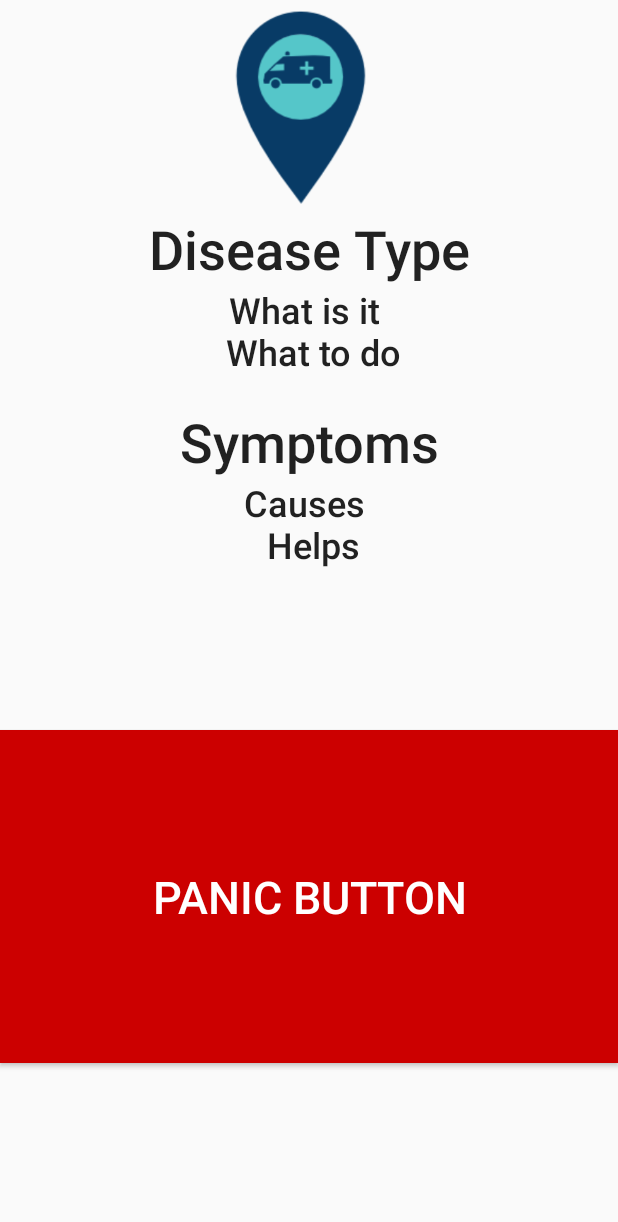
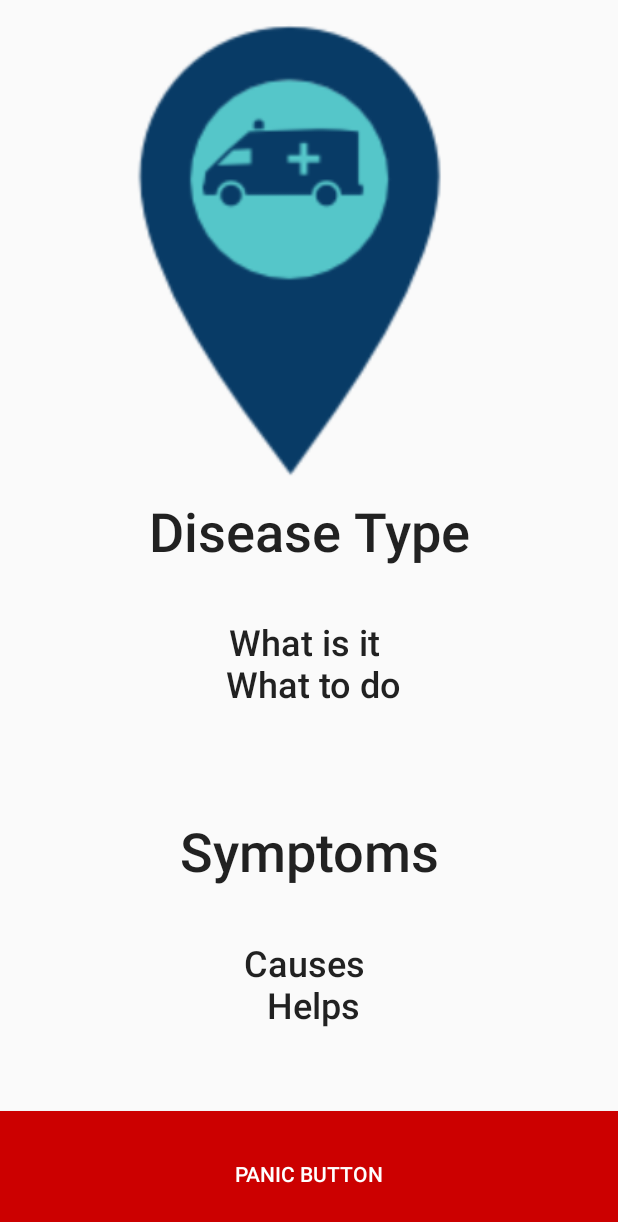
Before and after one commit to novatorem/ERA-Emergency-Response-Aid, an Android app: the layout diseases_page_layout.xml on its own in the app's theme, with its tools: preview values and no code run, on a phone screen of 412 x 824 dp. Shown: the top 1222 px of the screen. Run offline under Robolectric (Android 15) with nearby library versions, the phone set to English and light mode, and no system bars.

Commit message:
[Fininshed #141492751][#141790771][#141791007][#141790899] clean up UI

```diff
--- a/ERA/app/src/main/res/layout/diseases_page_layout.xml
+++ b/ERA/app/src/main/res/layout/diseases_page_layout.xml
@@ -3,7 +3,7 @@
     xmlns:tools="http://schemas.android.com/tools"
     android:orientation="vertical" android:layout_width="match_parent"
     android:layout_height="match_parent"
-    android:weightSum="8">
+    android:weightSum="5">
 
     <ImageView
         android:id="@+id/logo"
@@ -16,7 +16,8 @@
     <TextView
         android:id="@+id/textView2"
         android:layout_width="match_parent"
-        android:layout_height="wrap_content"
+        android:layout_height="0dp"
+        android:layout_weight="0.5"
         android:text="Disease Type"
         android:textAlignment="center"
         android:textAppearance="@style/TextAppearance.AppCompat.Body2"
@@ -25,21 +26,24 @@
     <TextView
         android:id="@+id/textView4"
         android:layout_width="match_parent"
-        android:layout_height="wrap_content"
+        android:layout_height="0dp"
+        android:layout_weight="0.7"
         android:text="What is it \n What to do"
         android:textAlignment="center"
         android:textAppearance="@style/TextAppearance.AppCompat.Body2"
         android:textSize="24sp" />
 
-    <TextView
-        android:id="@+id/textView6"
+    <Space
         android:layout_width="match_parent"
-        android:layout_height="wrap_content" />
+        android:layout_height="0dp"
+        android:layout_weight="0.1"/>
+
 
     <TextView
         android:id="@+id/textView5"
         android:layout_width="match_parent"
-        android:layout_height="wrap_content"
+        android:layout_height="0dp"
+        android:layout_weight="0.5"
         android:text="Symptoms"
         android:textAlignment="center"
         android:textAppearance="@style/TextAppearance.AppCompat.Body2"
@@ -48,27 +52,22 @@
     <TextView
         android:id="@+id/textView7"
         android:layout_width="match_parent"
-        android:layout_height="wrap_content"
+        android:layout_height="0dp"
+        android:layout_weight="0.7"
         android:text="Causes \n Helps"
         android:textAlignment="center"
         android:textAppearance="@style/TextAppearance.AppCompat.Body2"
         android:textSize="24sp" />
 
-    <TextView
-        android:id="@+id/textView8"
-        android:layout_width="match_parent"
-        android:layout_height="wrap_content"
-        android:layout_weight="1.25" />
+
 
     <Button
-        android:id="@+id/button5"
         style="@style/Widget.AppCompat.Button.Colored"
         android:layout_width="match_parent"
         android:layout_height="0dp"
-        android:layout_weight="3.13"
-        android:background="@android:color/holo_red_dark"
+        android:layout_weight="0.5"
         android:text="Panic Button"
-        android:textSize="30sp" />
+        android:background="@android:color/holo_red_dark"/>
 
 
 </LinearLayout>
```
Also changed, not shown: ERA/app/src/main/res/layout/activity_main.xml (+2 -8 lines), ERA/app/src/main/res/layout/firstaid_page_layout.xml (+23 -25 lines), ERA/app/src/main/res/layout/symptoms_page_layout.xml (+16 -16 lines), 1 other file.
